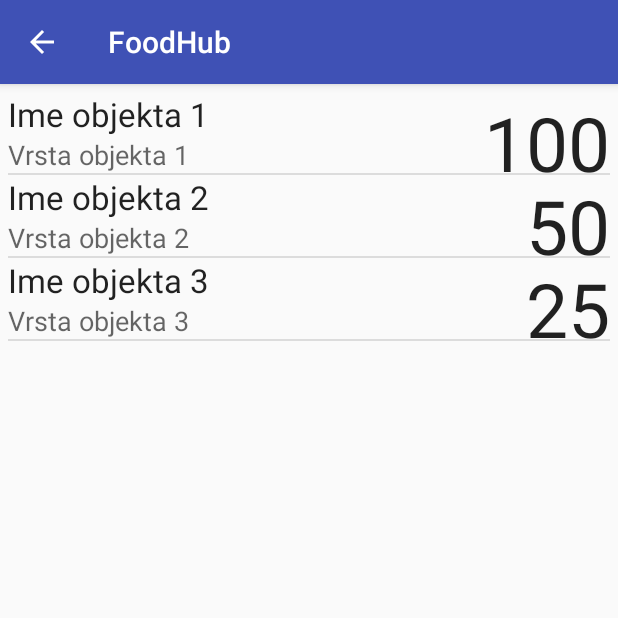
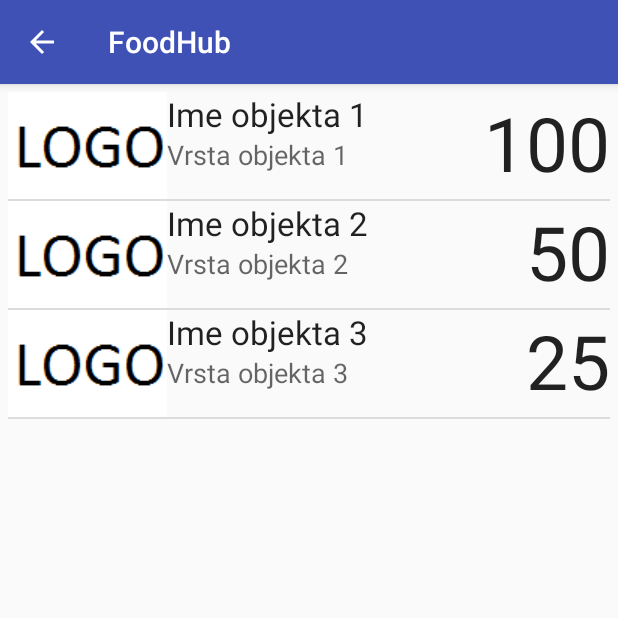
Before and after one commit to mDinon/FoodHub, an Android app: the screen it shows after launch (MainActivity), on a phone screen of 412 x 824 dp, the top half of it. Run offline under Robolectric (Android 15) with nearby library versions, the phone set to English and light mode, and no system bars.

Commit message:
Dodana slika logo-a u listview

```diff
--- a/app/src/main/java/hr/mc2/foodhub/ItemListAdapter.java
+++ b/app/src/main/java/hr/mc2/foodhub/ItemListAdapter.java
@@ -5,6 +5,7 @@ import android.view.LayoutInflater;
 import android.view.View;
 import android.view.ViewGroup;
 import android.widget.ArrayAdapter;
+import android.widget.ImageView;
 import android.widget.TextView;
 
 import java.util.ArrayList;
@@ -31,11 +32,13 @@ public class ItemListAdapter extends ArrayAdapter<ItemListPodaci> {
         TextView textImeObjekta = (TextView) convertView.findViewById(R.id.imeObjekta);
         TextView textVrstaObjekta = (TextView) convertView.findViewById(R.id.vrstaObjekta);
         TextView textRating = (TextView) convertView.findViewById(R.id.rating);
+        ImageView imageLogo = (ImageView) convertView.findViewById(R.id.logoObjekta);
 
         // Populacija podataka u dohvaćene view-ove
         textImeObjekta.setText(noviPodaci.getImeObjekta());
         textVrstaObjekta.setText(noviPodaci.getVrstaObjekta());
         textRating.setText(noviPodaci.getRating());
+        imageLogo.setImageResource(noviPodaci.getImageResource());
 
         // Vraćanje završenog view-a kako bi se prikazao na ekranu
         return convertView;
--- a/app/src/main/java/hr/mc2/foodhub/ItemListPodaci.java
+++ b/app/src/main/java/hr/mc2/foodhub/ItemListPodaci.java
@@ -10,11 +10,13 @@ public class ItemListPodaci implements Serializable {
     private String imeObjekta;
     private String vrstaObjekta;
     private int rating;
+    private int imageResource;
 
-    public ItemListPodaci(String imeObjekta, String vrstaObjekta, int rating){
+    public ItemListPodaci(String imeObjekta, String vrstaObjekta, int rating, int imageResource){
         this.imeObjekta = imeObjekta;
         this.vrstaObjekta = vrstaObjekta;
         this.rating = rating;
+        this.imageResource = imageResource;
     }
 
     public String getImeObjekta() {
@@ -29,4 +31,8 @@ public class ItemListPodaci implements Serializable {
         String convertRating = Integer.toString(this.rating);
         return convertRating;
     }
+
+    public int getImageResource(){
+        return this.imageResource;
+    }
 }
--- a/app/src/main/java/hr/mc2/foodhub/MainActivity.java
+++ b/app/src/main/java/hr/mc2/foodhub/MainActivity.java
@@ -13,9 +13,9 @@ public class MainActivity extends AppCompatActivity {
 
     public ArrayList<ItemListPodaci> Restorani = new ArrayList<>();
 
-    ItemListPodaci objekt1 = new ItemListPodaci("Ime objekta 1", "Vrsta objekta 1", 100);
-    ItemListPodaci objekt2 = new ItemListPodaci("Ime objekta 2", "Vrsta objekta 2", 50);
-    ItemListPodaci objekt3 = new ItemListPodaci("Ime objekta 3", "Vrsta objekta 3", 25);
+    ItemListPodaci objekt1 = new ItemListPodaci("Ime objekta 1", "Vrsta objekta 1", 100, R.drawable.logo);
+    ItemListPodaci objekt2 = new ItemListPodaci("Ime objekta 2", "Vrsta objekta 2", 50, R.drawable.logo);
+    ItemListPodaci objekt3 = new ItemListPodaci("Ime objekta 3", "Vrsta objekta 3", 25, R.drawable.logo);
 
     @Override
     protected void onCreate(Bundle savedInstanceState) {
```
Also changed, not shown: app/src/main/res/drawable/logo.png.
